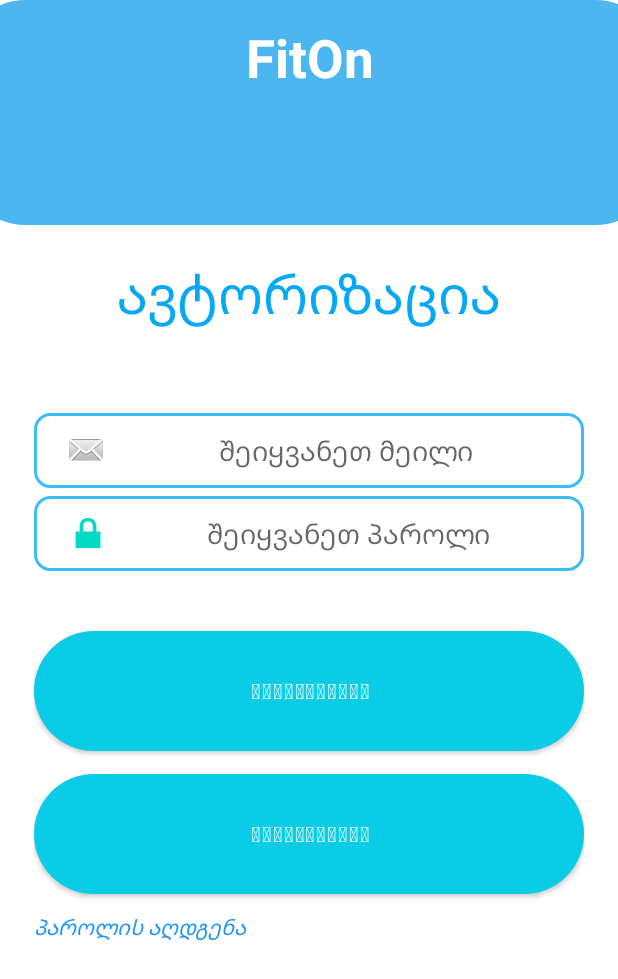
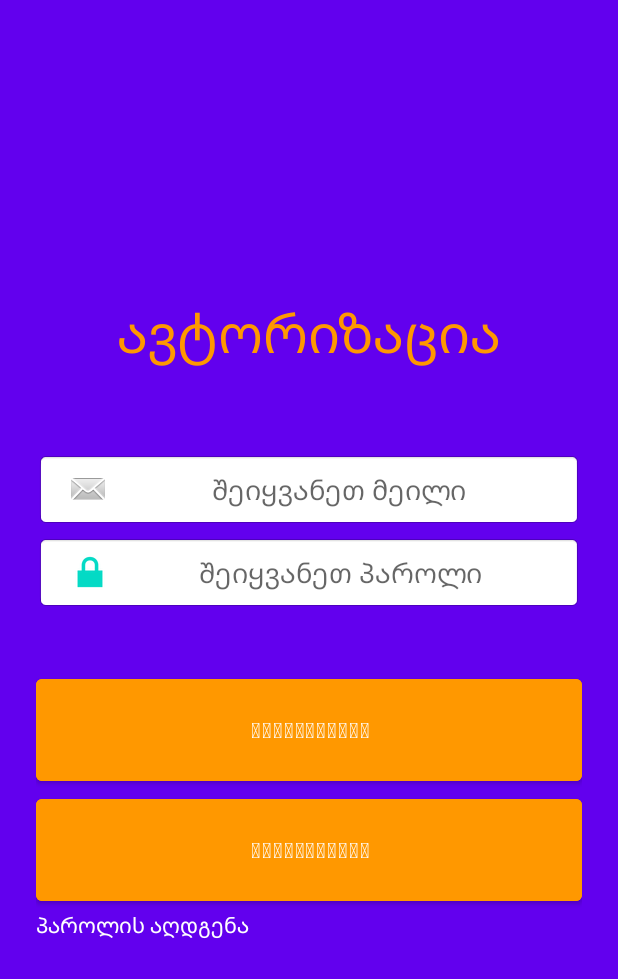
Before and after one commit to Tornike222/Finals, an Android app: the screen it shows after launch (LoginActivity), on a phone screen of 412 x 824 dp. Shown: the top 979 px of the screen. Run offline under Robolectric (Android 15) with nearby library versions, the phone set to English and light mode, and no system bars; our stand-ins replace Firebase (no records; nobody signed in at launch, a user with empty details on screens opened directly), navigation-ui.

Commit message:
Revert "chasworeba newpostshi"
This reverts commit f6602f4f

```diff
--- a/app/src/main/java/com/example/afinal/NavFragments/NewpostFragment.kt
+++ b/app/src/main/java/com/example/afinal/NavFragments/NewpostFragment.kt
@@ -59,13 +59,11 @@ class NewpostFragment : Fragment() {
                 if (it.exists()) {
                     val imageUrl = it.child("photoUrl").value
                     val postText = editTextNewPost.text.toString()
-                    if (postText.isNotEmpty() && postText.length < 86) {
+                    if (postText.isNotEmpty()) {
                         data.child(id.toString()).child("title").setValue(postText)
                         data.child(id.toString()).child("imageUrl").setValue(imageUrl.toString())
                         id += 1
                         Toast.makeText(activity, "პოსტი განთავსდა", Toast.LENGTH_LONG).show()
-                    }else{
-                        Toast.makeText(activity, "მაქსიმალური სიმბოლოების რაოდენობაა 85", Toast.LENGTH_LONG).show()
                     }
                 }
             }
--- a/app/src/main/res/drawable/gradientbackground2.xml
+++ /dev/null
@@ -1,8 +0,0 @@
-<?xml version="1.0" encoding="utf-8"?>
-<shape xmlns:android="http://schemas.android.com/apk/res/android">
-    <gradient android:angle="90"
-        android:startColor="#460151"
-        android:endColor="@color/endblue"
-        />
-
-</shape>
--- a/app/src/main/res/layout/fragment_login.xml
+++ b/app/src/main/res/layout/fragment_login.xml
@@ -3,37 +3,15 @@
     xmlns:app="http://schemas.android.com/apk/res-auto"
     xmlns:tools="http://schemas.android.com/tools"
     android:layout_width="match_parent"
-    android:layout_height="match_parent">
-
-    <LinearLayout
-        android:id="@+id/linearLayout2"
-        android:layout_width="470dp"
-        android:layout_height="150dp"
-        android:background="@drawable/buttonstyle"
-        android:orientation="vertical"
-        app:layout_constraintEnd_toEndOf="parent"
-        app:layout_constraintStart_toStartOf="parent"
-        app:layout_constraintTop_toTopOf="parent">
-
-        <TextView
-            android:id="@+id/textView5"
-            android:layout_width="match_parent"
-            android:layout_height="wrap_content"
-            android:gravity="center"
-            android:text="FitOn"
-            android:textColor="#FFFFFF"
-            android:textSize="35sp"
-            android:textStyle="bold" />
-    </LinearLayout>
+    android:layout_height="match_parent"
+    android:background="@color/purple_500">
 
     <LinearLayout
         android:id="@+id/linearLayout"
         android:layout_width="match_parent"
         android:layout_height="wrap_content"
-        android:layout_marginStart="8dp"
-        android:layout_marginEnd="8dp"
-        android:layout_marginBottom="30dp"
-        android:background="@drawable/buttonstyle_linear_login"
+        android:layout_marginStart="24dp"
+        android:layout_marginEnd="24dp"
         android:orientation="vertical"
         app:layout_constraintBottom_toBottomOf="parent"
         app:layout_constraintEnd_toEndOf="parent"
@@ -46,9 +24,8 @@
             android:layout_height="wrap_content"
             android:layout_gravity="center"
             android:layout_marginBottom="50dp"
-            android:layout_marginTop="5dp"
             android:text="ავტორიზაცია"
-            android:textColor="#03A9F4"
+            android:textColor="#FF9800"
             android:textSize="35sp" />
 
         <EditText
@@ -56,7 +33,7 @@
             android:layout_width="match_parent"
             android:layout_height="50dp"
             android:layout_marginTop="5dp"
-            android:background="@drawable/rounded_border"
+            android:background="@android:drawable/editbox_background_normal"
             android:drawableLeft="@android:drawable/sym_action_email"
             android:ems="10"
             android:hint="შეიყვანეთ მეილი"
@@ -70,7 +47,7 @@
             android:layout_height="50dp"
             android:layout_marginTop="5dp"
             android:layout_weight="1"
-            android:background="@drawable/rounded_border"
+            android:background="@android:drawable/editbox_background_normal"
             android:drawableLeft="@android:drawable/ic_lock_lock"
             android:ems="10"
             android:hint="შეიყვანეთ პაროლი"
@@ -84,7 +61,7 @@
             android:layout_width="match_parent"
             android:layout_height="80dp"
             android:layout_marginTop="40dp"
-            android:background="@drawable/buttonstyle"
+            android:backgroundTint="#FF9800"
 
             android:text="ავტორიზაცია" />
 
@@ -92,20 +69,15 @@
             android:id="@+id/registerButton"
             android:layout_width="match_parent"
             android:layout_height="80dp"
-            android:layout_marginTop="15dp"
-            android:background="@drawable/buttonstyle"
-
+            android:backgroundTint="#FF9800"
             android:text="რეგისტრაცია" />
 
         <TextView
             android:id="@+id/recoverPass"
             android:layout_width="wrap_content"
             android:layout_height="wrap_content"
-            android:layout_marginTop="2dp"
-            android:paddingTop="10dp"
             android:text="პაროლის აღდგენა"
-            android:textColor="#2196F3"
-            android:textStyle="italic" />
+            android:textColor="@color/white"/>
 
 
     </LinearLayout>
--- a/app/src/main/res/layout/news_post.xml
+++ b/app/src/main/res/layout/news_post.xml
@@ -32,7 +32,7 @@
                 android:layout_height="match_parent"
                 android:lineSpacingExtra="8sp"
                 android:text="Best news in the world\nfor you"
-                android:textColor="#505050"
+                android:textColor="@color/black"
                 android:textSize="16sp"
                 android:textStyle="bold" />
 
```
